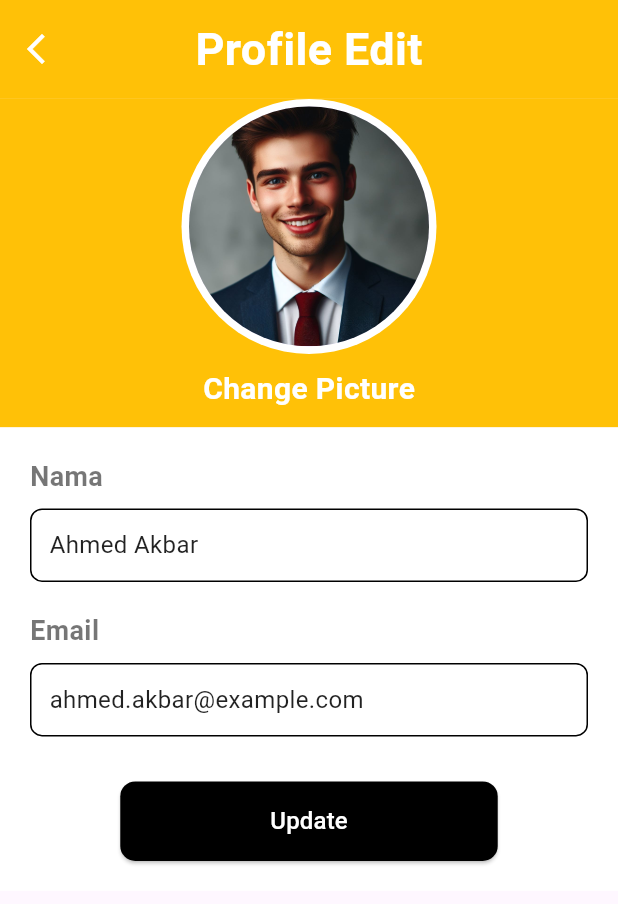
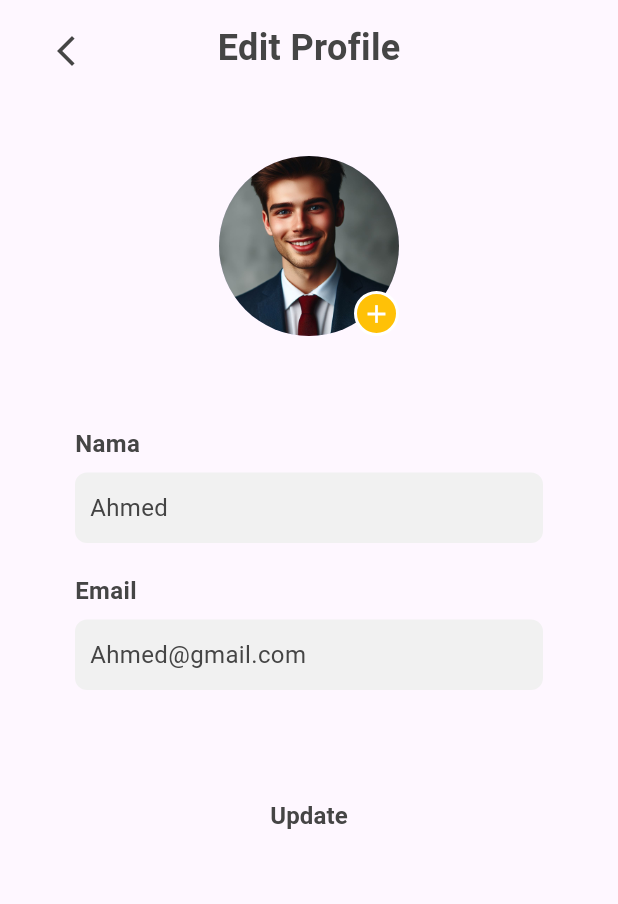
Before and after one commit to SyaifWafy/FrontEndMobileAwal, a Flutter app: the ProfileScreen screen opened directly, after a tap on "Edit Profile", on a phone screen of 412 x 824 dp. Shown: the top 904 px of the screen. Run offline on Flutter 3.47's test engine with Material 3 defaults, Android fonts, the phone set to English and light mode, and no system bars.

Commit message:
update: profile & edit profile

```diff
--- a/lib/navbar/navbar.dart
+++ b/lib/navbar/navbar.dart
@@ -78,8 +78,8 @@ class _PowerScreenState extends State<PowerScreen> {
               label: 'Dashboard',
             ),
             BottomNavigationBarItem(
-              icon: Icon(Icons.upload),
-              label: 'Upload',
+              icon: Icon(Icons.crop_square_outlined),
+              label: 'Incubator',
             ),
             BottomNavigationBarItem(
               icon: Icon(Icons.settings),
--- a/lib/page/profile.dart
+++ b/lib/page/profile.dart
@@ -23,110 +23,52 @@ class ProfileScreen extends StatelessWidget {
   Widget build(BuildContext context) {
     return Scaffold(
       body: SafeArea(
-        child: SingleChildScrollView(
         child: Column(
           children: [
             Container(
-                height: MediaQuery.of(context).size.height * 0.08,
-                color: Colors.amber,
-                child: Align(
-                  alignment: Alignment.topCenter,
-                  child: Padding(
-                    padding: const EdgeInsets.only(top: 5),
+              padding: const EdgeInsets.symmetric(vertical: 15),
+              alignment: Alignment.center,
               child: const Text(
                 'Profile',
                 style: TextStyle(
-                        fontSize: 30,
+                  fontSize: 24,
                   fontWeight: FontWeight.bold,
-                        color: Colors.white,
+                  color: Color.fromARGB(255, 69, 69, 69),
                 ),
               ),
             ),
-                ),
-              ),
-              Container(
-                color: Colors.amber,
-                padding: const EdgeInsets.only(bottom: 5),
-                child: Align(
-                  alignment: Alignment.center,
-                  child: Column(
-                    children: [
-                      Stack(
-                        alignment: Alignment.center,
-                        children: [
-                          Container(
-                            width: 170,
-                            height: 170,
-                            decoration: BoxDecoration(
-                              color: Colors.white,
-                              shape: BoxShape.circle,
-                            ),
-                          ),
-                          Container(
-                            height: 160,
-                            width: 160,
-                            decoration: BoxDecoration(
-                              shape: BoxShape.circle,
-                              color: Colors.white,
-                            ),
-                            child: const CircleAvatar(
-                              radius: 80,
+            const SizedBox(height: 40),
+            const CircleAvatar(
+              radius: 60,
               backgroundImage: AssetImage('lib/assets/Profile/dummyprofile.jpg'),
             ),
-                          ),
-                        ],
-                      ),
-                      const SizedBox(height: 3),
-                      Container(
-                        padding: const EdgeInsets.symmetric(vertical: 6, horizontal: 16),
-                        decoration: BoxDecoration(
-                          color: Colors.amber,
-                          borderRadius: BorderRadius.circular(20),
-                        ),
-                        child: const Text(
-                          "Profile Picture",
-                          style: TextStyle(
-                            fontSize: 16,
-                            fontWeight: FontWeight.bold,
-                            color: Colors.white,
-                          ),
-                        ),
-                      ),
-                    ],
-                  ),
-                ),
-              ),
-              Container(
-                color: Colors.white,
-                padding: const EdgeInsets.symmetric(horizontal: 20, vertical: 20),
+            const SizedBox(height: 60),
+            Padding(
+              padding: const EdgeInsets.symmetric(horizontal: 50),
               child: Column(
                 crossAxisAlignment: CrossAxisAlignment.start,
                 children: [
                   const Text(
                     "Nama",
                     style: TextStyle(
-                        fontSize: 18,
-                        fontWeight: FontWeight.bold,
-                        color: Color.fromARGB(137, 0, 0, 0),
+                      fontSize: 16,
+                      fontWeight: FontWeight.w600,
+                      color: Color.fromARGB(255, 69, 69, 69),
                     ),
                   ),
                   const SizedBox(height: 8),
                   Container(
                     width: double.infinity,
-                      padding: const EdgeInsets.all(12),
+                    padding: const EdgeInsets.symmetric(vertical: 12, horizontal: 10),
                     decoration: BoxDecoration(
-                        color: Colors.white,
+                      color: Color.fromARGB(255, 241, 241, 241),
                       borderRadius: BorderRadius.circular(8),
-                        border: Border.all(
-                          color: Colors.black,
-                          width: 1,
-                        ),
                     ),
                     child: const Text(
-                        "Ahmed Akbar",
+                      "Ahmed",
                       style: TextStyle(
                         fontSize: 16,
-                          color: Colors.black87,
+                        color: Color.fromARGB(255, 68, 68, 68),
                       ),
                     ),
                   ),
@@ -134,34 +76,29 @@ class ProfileScreen extends StatelessWidget {
                   const Text(
                     "Email",
                     style: TextStyle(
-                        fontSize: 18,
-                        fontWeight: FontWeight.bold,
-                        color: Color.fromARGB(137, 0, 0, 0),
+                      fontSize: 16,
+                      fontWeight: FontWeight.w600,
+                      color: Color.fromARGB(255, 69, 69, 69),
                     ),
                   ),
                   const SizedBox(height: 8),
                   Container(
                     width: double.infinity,
-                      padding: const EdgeInsets.all(12),
-                      decoration: BoxDecoration(
-                        color: Colors.white,
-                        borderRadius: BorderRadius.circular(8),
-                        border: Border.all(
-                          color: Colors.black,
-                          width: 1,
-                        ),
-                      ),
+                    padding: const EdgeInsets.symmetric(vertical: 12, horizontal: 10),
                     child: const Text(
-                        "ahmed.akbar@example.com",
+                      "Ahmed@gmail.com",
                       style: TextStyle(
                         fontSize: 16,
-                          color: Colors.black87,
+                        fontWeight: FontWeight.bold,
+                        color: Color.fromARGB(255, 138, 138, 138),
                       ),
                     ),
                   ),
-                    const SizedBox(height: 30),
-                    Center(
-                      child: ElevatedButton(
+                ],
+              ),
+            ),
+            const SizedBox(height: 60),
+            TextButton(
               onPressed: () {
                 Navigator.push(
                   context,
@@ -170,27 +107,32 @@ class ProfileScreen extends StatelessWidget {
                   ),
                 );
               },
-                        style: ElevatedButton.styleFrom(
-                          backgroundColor: Colors.black,
-                          padding: const EdgeInsets.symmetric(vertical: 15, horizontal: 100),
-                          shape: RoundedRectangleBorder(
-                            borderRadius: BorderRadius.circular(10),
-                          ),
-                        ),
               child: const Text(
                 "Edit Profile",
                 style: TextStyle(
-                            color: Colors.white,
+                  color: Color.fromARGB(255, 69, 69, 69),
+                  fontSize: 16,
+                  fontWeight: FontWeight.w600,
+                ),
+              ),
+            ),
+            const SizedBox(height: 20),
+            // Logout Button
+            TextButton(
+              onPressed: () {
+                // Handle logout logic
+              },
+              child: const Text(
+                "Logout",
+                style: TextStyle(
+                  color: Color.fromARGB(255, 255, 67, 67),
                   fontSize: 16,
                 ),
               ),
             ),
-                    ),
+
+            const SizedBox(height: 20),
           ],
-                ),
-              ),
-            ],
-          ),
         ),
       ),
     );
--- a/lib/page/profile_edit.dart
+++ b/lib/page/profile_edit.dart
@@ -22,120 +22,100 @@ class ProfileEditScreen extends StatelessWidget {
   Widget build(BuildContext context) {
     return Scaffold(
       body: SafeArea(
-        child: SingleChildScrollView(
         child: Column(
           children: [
-              Container(
-                height: MediaQuery.of(context).size.height * 0.08,
-                color: Colors.amber,
-                child: Stack(
-                  alignment: Alignment.center,
+            Stack(
               children: [
                 Positioned(
-                      left: 0,
+                  left: 20,
+                  top: 10,
                   child: IconButton(
-                        icon: const Icon(Icons.arrow_back_ios_new, color: Colors.white),
+                    icon: const Icon(
+                      Icons.arrow_back_ios_new,
+                      color: Color.fromARGB(255, 69, 69, 69),
+                    ),
                     onPressed: () {
                       Navigator.pop(context);
                     },
                   ),
                 ),
-                    const Center(
-                      child: Text(
-                        'Profile Edit',
+                Align(
+                  alignment: Alignment.center,
+                  child: Container(
+                    padding: const EdgeInsets.symmetric(vertical: 15),
+                    alignment: Alignment.center,
+                    child: const Text(
+                      'Edit Profile',
                       style: TextStyle(
-                          fontSize: 30,
+                        fontSize: 24,
                         fontWeight: FontWeight.bold,
-                          color: Colors.white,
+                        color: Color.fromARGB(255, 69, 69, 69),
+                      ),
                     ),
                   ),
                 ),
               ],
             ),
-              ),
-              Container(
-                color: Colors.amber,
-                padding: const EdgeInsets.only(bottom: 5),
-                child: Align(
-                  alignment: Alignment.center,
-                  child: Column(
-                    children: [
+            const SizedBox(height: 40),
             Stack(
               alignment: Alignment.center,
               children: [
-                          Container(
-                            width: 170,
-                            height: 170,
+                const CircleAvatar(
+                  radius: 60,
+                  backgroundImage: AssetImage('lib/assets/Profile/dummyprofile.jpg'),
+                ),
+                Positioned(
+                  bottom: 0,
+                  right: 0,
+                  child: GestureDetector(
+                    onTap: () {
+                      // Handle change profile picture logic
+                    },
+                    child: Container(
+                      width: 30,
+                      height: 30,
                       decoration: BoxDecoration(
-                              color: Colors.white,
+                        color: Colors.amber,
                         shape: BoxShape.circle,
+                        border: Border.all(color: Colors.white, width: 2),
                       ),
-                          ),
-                          Container(
-                            height: 160,
-                            width: 160,
-                            decoration: BoxDecoration(
-                              shape: BoxShape.circle,
+                      child: const Icon(
+                        Icons.add,
+                        size: 20,
                         color: Colors.white,
                       ),
-                            child: const CircleAvatar(
-                              radius: 80,
-                              backgroundImage: AssetImage('lib/assets/Profile/dummyprofile.jpg'),
-                            ),
-                          ),
-                        ],
-                      ),
-                      const SizedBox(height: 3),
-                      Container(
-                        padding: const EdgeInsets.symmetric(vertical: 6, horizontal: 16),
-                        decoration: BoxDecoration(
-                          color: Colors.amber,
-                          borderRadius: BorderRadius.circular(20),
-                        ),
-                        child: const Text(
-                          "Change Picture",
-                          style: TextStyle(
-                            fontSize: 20,
-                            fontWeight: FontWeight.bold,
-                            color: Colors.white,
                     ),
                   ),
                 ),
               ],
             ),
-                ),
-              ),
-              Container(
-                color: Colors.white,
-                padding: const EdgeInsets.symmetric(horizontal: 20, vertical: 20),
+            const SizedBox(height: 60),
+            Padding(
+              padding: const EdgeInsets.symmetric(horizontal: 50),
               child: Column(
                 crossAxisAlignment: CrossAxisAlignment.start,
                 children: [
                   const Text(
                     "Nama",
                     style: TextStyle(
-                        fontSize: 18,
-                        fontWeight: FontWeight.bold,
-                        color: Color.fromARGB(137, 0, 0, 0),
+                      fontSize: 16,
+                      fontWeight: FontWeight.w600,
+                      color: Color.fromARGB(255, 69, 69, 69),
                     ),
                   ),
                   const SizedBox(height: 8),
                   Container(
                     width: double.infinity,
-                      padding: const EdgeInsets.all(12),
+                    padding: const EdgeInsets.symmetric(vertical: 12, horizontal: 10),
                     decoration: BoxDecoration(
-                        color: Colors.white,
+                      color: Color.fromARGB(255, 241, 241, 241),
                       borderRadius: BorderRadius.circular(8),
-                        border: Border.all(
-                          color: Colors.black,
-                          width: 1,
-                        ),
                     ),
                     child: const Text(
-                        "Ahmed Akbar",
+                      "Ahmed",
                       style: TextStyle(
                         fontSize: 16,
-                          color: Colors.black87,
+                        color: Color.fromARGB(255, 68, 68, 68),
                       ),
                     ),
                   ),
@@ -143,56 +123,46 @@ class ProfileEditScreen extends StatelessWidget {
                   const Text(
                     "Email",
                     style: TextStyle(
-                        fontSize: 18,
-                        fontWeight: FontWeight.bold,
-                        color: Color.fromARGB(137, 0, 0, 0),
+                      fontSize: 16,
+                      fontWeight: FontWeight.w600,
+                      color: Color.fromARGB(255, 69, 69, 69),
                     ),
                   ),
                   const SizedBox(height: 8),
                   Container(
                     width: double.infinity,
-                      padding: const EdgeInsets.all(12),
+                    padding: const EdgeInsets.symmetric(vertical: 12, horizontal: 10),
                     decoration: BoxDecoration(
-                        color: Colors.white,
+                      color: Color.fromARGB(255, 241, 241, 241),
                       borderRadius: BorderRadius.circular(8),
-                        border: Border.all(
-                          color: Colors.black,
-                          width: 1,
-                        ),
                     ),
                     child: const Text(
-                        "ahmed.akbar@example.com",
+                      "Ahmed@gmail.com",
                       style: TextStyle(
                         fontSize: 16,
-                          color: Colors.black87,
-                        ),
-                      ),
-                    ),
-                    const SizedBox(height: 30),
-                    Center(
-                      child: ElevatedButton(
-                        onPressed: () {},
-                        style: ElevatedButton.styleFrom(
-                          backgroundColor: Colors.black,
-                          padding: const EdgeInsets.symmetric(vertical: 15, horizontal: 100),
-                          shape: RoundedRectangleBorder(
-                            borderRadius: BorderRadius.circular(10),
-                          ),
-                        ),
-                        child: const Text(
-                          "Update",
-                          style: TextStyle(
-                            color: Colors.white,
-                            fontSize: 16,
-                          ),
+                        color: Color.fromARGB(255, 69, 69, 69),
                       ),
                     ),
                   ),
                 ],
               ),
             ),
+            const SizedBox(height: 60),
+            TextButton(
+              onPressed: () {
+                // Handle update logic
+              },
+              child: const Text(
+                "Update",
+                style: TextStyle(
+                  color: Color.fromARGB(255, 69, 69, 69),
+                  fontSize: 16,
+                  fontWeight: FontWeight.w600,
+                ),
+              ),
+            ),
+            const SizedBox(height: 20),
           ],
-          ),
         ),
       ),
     );
```
Lines whose indentation alone changed are shown as unchanged.
